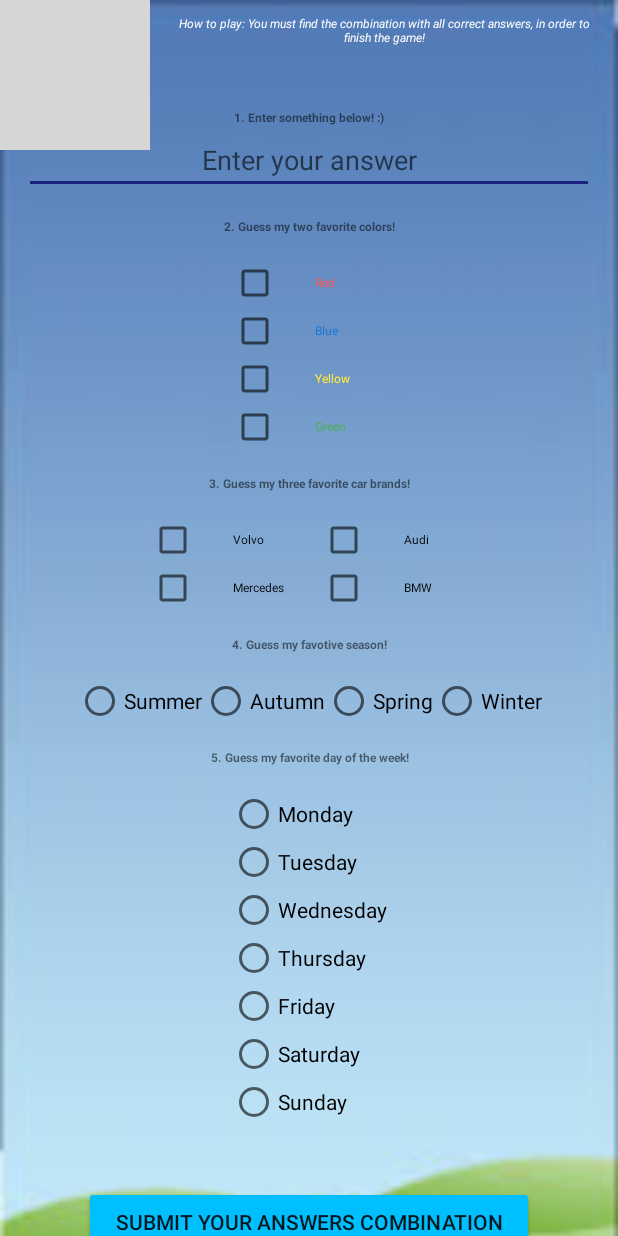
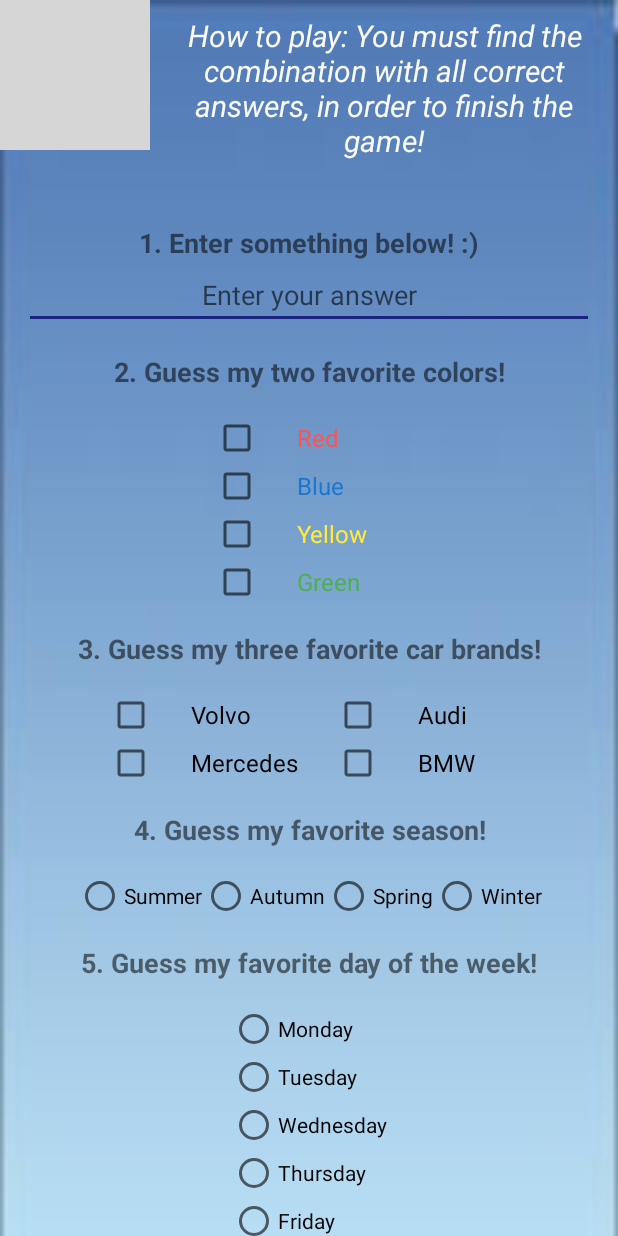
Before and after one commit to laurentiufotache/LauQuizGame, an Android app: the screen it shows after launch (MainActivity), on a phone screen of 412 x 824 dp. Run offline under Robolectric (Android 15) with nearby library versions, the phone set to English and light mode, and no system bars; grey boxes are pictures that could not be loaded.

Commit message:
final release version

```diff
--- a/app/src/main/java/com/example/android/myquiz/MainActivity.java
+++ b/app/src/main/java/com/example/android/myquiz/MainActivity.java
@@ -1,11 +1,8 @@
 package com.example.android.myquiz;
 
-import android.content.Intent;
-import android.net.Uri;
+import android.os.Bundle;
 import android.support.v7.app.AppCompatActivity;
-import android.os.Bundle;
 import android.view.View;
-import android.view.Window;
 import android.view.WindowManager;
 import android.widget.CheckBox;
 import android.widget.EditText;
@@ -13,23 +10,21 @@ import android.widget.RadioButton;
 import android.widget.Toast;
 
 public class MainActivity extends AppCompatActivity {
-    // create and initialize the integer variable score
+
+    // create and initialize the integer variable who keeps the score
     int score = 0;
 
     @Override
     protected void onCreate(Bundle savedInstanceState) {
         super.onCreate(savedInstanceState);
-
-        requestWindowFeature(Window.FEATURE_NO_TITLE);
-        getWindow().setFlags(WindowManager.LayoutParams.FLAG_FULLSCREEN,
-                WindowManager.LayoutParams.FLAG_FULLSCREEN);
-
         setContentView(R.layout.activity_main);
+        //disable popping up the on-screen keyboard without touching the EditText when we change layout from landscape to portrait
+        this.getWindow().setSoftInputMode(WindowManager.LayoutParams.SOFT_INPUT_STATE_ALWAYS_HIDDEN);
     }
 
     // This method returns the score for the first question.
     public int editTextQ1(int score) {
-        // Casting the EditText for the first question
+        // Casting(finding) the EditText for the first question in order to calculate the score
         EditText q1 = findViewById(R.id.q1EditText);
         // Gets the answer for the first question and remove the unwanted spaces
         String a1 = q1.getText().toString().trim();
@@ -43,7 +38,7 @@ public class MainActivity extends AppCompatActivity {
 
     // This method returns the score for the second question.
     public int checkBoxQ2(int score) {
-        //Casting the check boxes for the second question
+        // Casting(finding) all the the check boxes for the second question in order to calculate the score
         CheckBox q2r1 = findViewById(R.id.q2r1_checkbox);
         CheckBox q2r2 = findViewById(R.id.q2r2_checkbox);
         CheckBox q2r3 = findViewById(R.id.q2r3_checkbox);
@@ -57,7 +52,7 @@ public class MainActivity extends AppCompatActivity {
 
     // This method returns the score for the third question.
     public int checkBoxQ3(int score) {
-        // Casting the check boxes for the third question
+        // Casting(finding) all the check boxes for the third question in order to calculate the score
         CheckBox q3r1 = findViewById(R.id.q3r1_checkbox);
         CheckBox q3r2 = findViewById(R.id.q3r2_checkbox);
         CheckBox q3r3 = findViewById(R.id.q3r3_checkbox);
@@ -71,7 +66,7 @@ public class MainActivity extends AppCompatActivity {
 
     // This method returns the score for the fourth question.
     public int onRadioButtonQ4(int score) {
-        //Casting the radio button for the fourth question
+        // Casting(finding) the first radio button, the right answer for the fourth question, in order to calculate the score
         RadioButton checkedQ4a1 = findViewById(R.id.radio_q4a1);
         //adds one point, only if the first radio button is selected.
         if (checkedQ4a1.isChecked()) {
@@ -82,7 +77,7 @@ public class MainActivity extends AppCompatActivity {
 
     // This method returns the score for the fifth question.
     public int onRadioButtonQ5(int score) {
-        //Casting the radio button for the fifth question
+        // Casting(finding) the sixth radio button, the right answer for the fifth question, in order to calculate the score
         RadioButton checkedQ5a6 = findViewById(R.id.radio_q5a6);
         //adds one point, only if the sixth radio button is selected.
         if (checkedQ5a6.isChecked()) {
@@ -93,7 +88,6 @@ public class MainActivity extends AppCompatActivity {
 
     // This method is called when the submitScore button is clicked.
     public void submitScore(View view) {
-
         //set the score to 0
         score = 0;
         // evaluates the first question and updates the score
@@ -107,27 +101,19 @@ public class MainActivity extends AppCompatActivity {
         // evaluates the fifth question and updates the score
         score = onRadioButtonQ5(score);
         //compare the score and the user receive a toast message
-        // in case the score is 5, he won, else he should give another try
+        // in case the score is 5, the user won, else the player should give another try
         if (score == 5) {
-            Toast.makeText(this, getString(R.string.succeed) + score + "!", Toast.LENGTH_LONG).show();
-            Intent intent = new Intent(Intent.ACTION_MAIN);
-            intent.addCategory(Intent.CATEGORY_HOME);
-            intent.setFlags(Intent.FLAG_ACTIVITY_NEW_TASK);
-            startActivity(intent);
+            Toast.makeText(this, getString(R.string.succeed) + score + "! " + getString(R.string.bye), Toast.LENGTH_LONG).show();
             finish();
         } else {
             Toast.makeText(this, getString(R.string.score) + score + "! " + getString(R.string.again), Toast.LENGTH_SHORT).show();
         }
     }
 
+    //  that method is for exit the app
+    public void exitApp(View view) {
+        Toast.makeText(this, getString(R.string.quit), Toast.LENGTH_LONG).show();
+        finish();
 
-    //  that method is for exit the app
-
-    public void exitApp(View view) {
-        Intent intent = new Intent(Intent.ACTION_MAIN);
-        intent.addCategory(Intent.CATEGORY_HOME);
-        intent.setFlags(Intent.FLAG_ACTIVITY_NEW_TASK);
-        startActivity(intent);
-        finish();
     }
 }
--- a/app/src/main/res/values/dimens.xml
+++ b/app/src/main/res/values/dimens.xml
@@ -1,4 +1,6 @@
 <?xml version="1.0" encoding="utf-8"?>
 <resources>
-    <dimen name="text_size">20sp</dimen>
+    <dimen name="ts_20">20sp</dimen>
+    <dimen name="ts_18">18sp</dimen>
+    <dimen name="ts_16">16sp</dimen>
 </resources>
--- a/app/src/main/res/values/strings.xml
+++ b/app/src/main/res/values/strings.xml
@@ -6,8 +6,10 @@
     <string name="Q1">1. Enter something below! :)</string>
     <string name="Q2">2. Guess my two favorite colors!</string>
     <string name="Q3">3. Guess my three favorite car brands!</string>
-    <string name="Q4">4. Guess my favotive season!</string>
+    <string name="Q4">4. Guess my favorite season!</string>
     <string name="Q5">5. Guess my favorite day of the week!</string>
+
+    <string name="desc">logo</string>
 
     <string name="editText">Enter your answer</string>
     <string name="caq1">something</string>
@@ -39,7 +41,16 @@
     <string name="exit_button">I can not take it anymore, I quit!</string>
 
     <!--MainActivity.java file- Toast messages-->
-    <string name="succeed">"Good job! You finally succeeded! Your score is "</string>
+    <string name="succeed">"Good job! You finally succeeded! \nYour score is "</string>
     <string name="score">"Your score is "</string>
-    <string name="again">  Please, try again!</string>
+    <string name="again"> Please, try again!</string>
+    <string name="quit"> We are sorry to see that you quit!\n\n
+        The answers were:\n
+        1. Something\n
+        2. Red and Blue\n
+        3. Audi, Mercedes and BMW\n
+        4. Summer\n
+        5. Saturday\n\n
+        Thank you!</string>
+    <string name="bye"> Bye! Have fun!</string>
 </resources>
```
Also changed, not shown: 1 other file.
